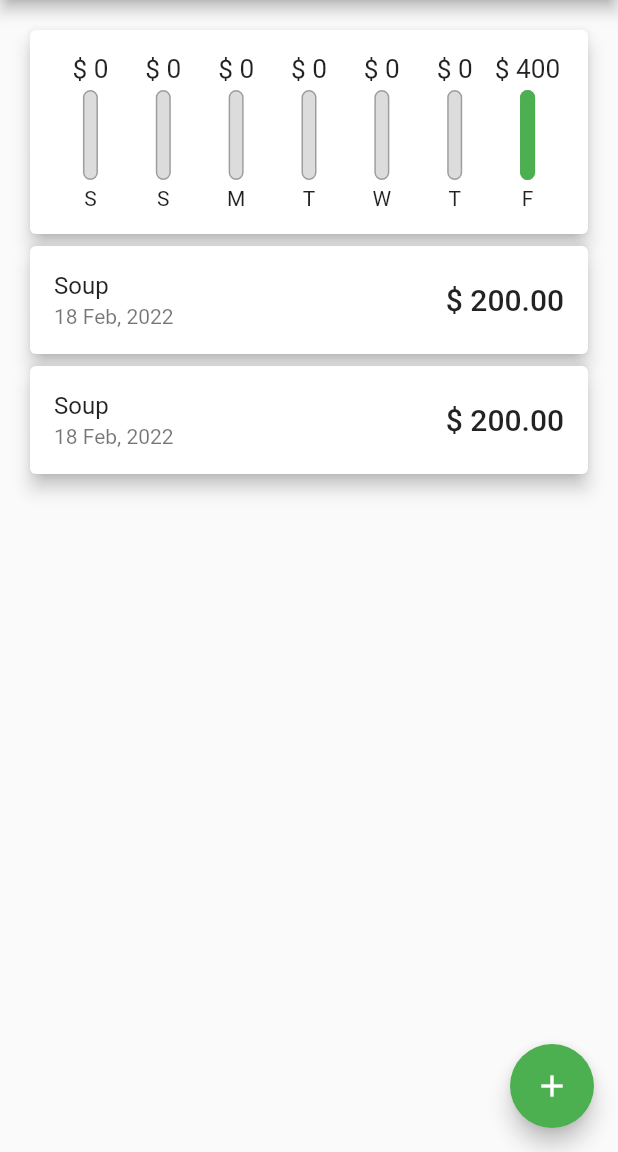
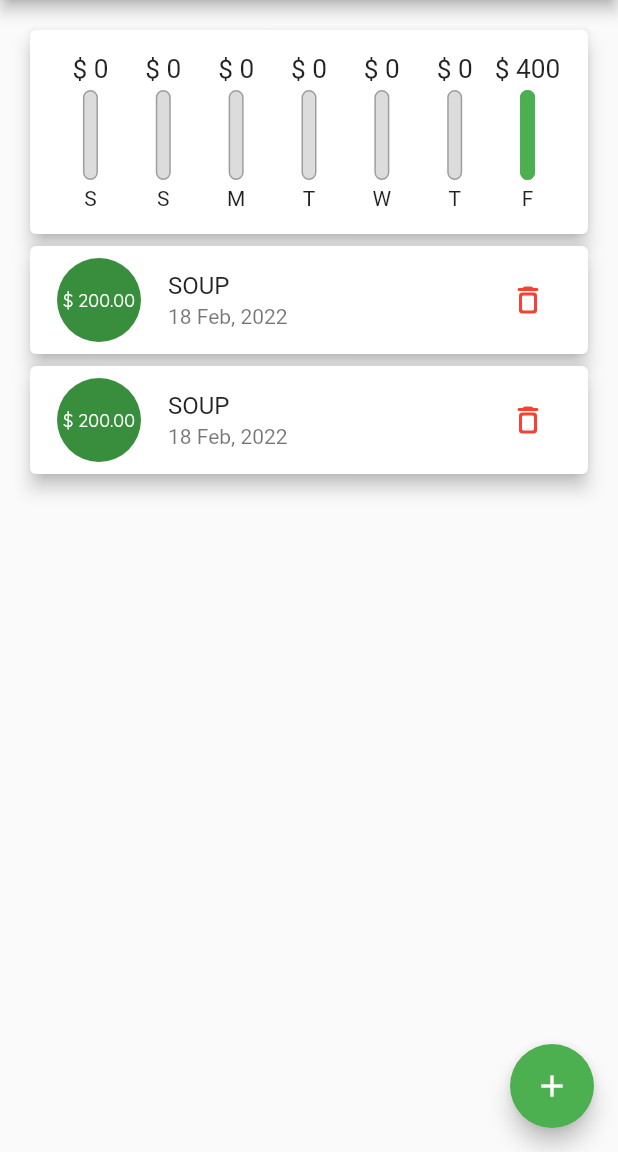
Before and after one commit to ranjeetrocky/fluttermax_expence_tracker, a Flutter app: the screen it shows after launch, on a phone screen of 412 x 824 dp, the part 84-1236 px from its top. Run offline on Flutter 3.47's test engine with Material 2 defaults, Android fonts, the phone set to English and light mode, and no system bars.

Commit message:
added Delete Functionality

```diff
--- a/lib/main.dart
+++ b/lib/main.dart
@@ -96,6 +96,12 @@ class _MyHomePageState extends State<MyHomePage> {
         });
   }
 
+  void _deleteTransaction(int index) {
+    setState(() {
+      _transactionList.removeAt(index);
+    });
+  }
+
   @override
   Widget build(BuildContext context) {
     return Scaffold(
@@ -135,7 +141,10 @@ class _MyHomePageState extends State<MyHomePage> {
             //   ),
             // ),'
             // UserTransactions()
-            TransactionList(_transactionList)
+            TransactionList(
+              _transactionList,
+              deleteTransactionFunction: _deleteTransaction,
+            )
           ],
         ),
       ), // This trailing comma makes auto-formatting nicer for build methods.
--- a/lib/widgets/transaction_list.dart
+++ b/lib/widgets/transaction_list.dart
@@ -4,7 +4,10 @@ import '../models/transaction.dart';
 
 class TransactionList extends StatelessWidget {
   final List<Transaction> _transactionList;
-  TransactionList(this._transactionList);
+  final Function deleteTransactionFunction;
+  const TransactionList(this._transactionList,
+      {Key? key, required this.deleteTransactionFunction})
+      : super(key: key);
   @override
   Widget build(BuildContext context) {
     return Container(
@@ -31,14 +34,28 @@ class TransactionList extends StatelessWidget {
                   child: Card(
                     elevation: 5,
                     child: ListTile(
-                      trailing: Text(
-                        '\$ ${_transactionList[index].amount?.toStringAsFixed(2)}',
-                        // '₹ ${_transactionList[index].amount?.toStringAsFixed(2)}',
-                        style: Theme.of(context).textTheme.headline6,
-                      ),
-                      title: Text(_transactionList[index].title as String),
+                      title: Text(_transactionList[index].title?.toUpperCase()
+                          as String),
                       subtitle: Text(DateFormat('dd MMM, yyyy')
                           .format(_transactionList[index].date as DateTime)),
+                      leading: CircleAvatar(
+                        radius: 30,
+                        child: Padding(
+                          padding: EdgeInsets.all(6),
+                          child: FittedBox(
+                            child: Text(
+                              '\$ ${_transactionList[index].amount?.toStringAsFixed(2)}',
+                              // '₹ ${_transactionList[index].amount?.toStringAsFixed(2)}',
+                              // style: Theme.of(context).textTheme.headline6,
+                            ),
+                          ),
+                        ),
+                      ),
+                      trailing: IconButton(
+                        onPressed: () => deleteTransactionFunction(index),
+                        icon: Icon(Icons.delete_outline_rounded),
+                        color: Colors.red,
+                      ),
                       // subtitle: Text(transaction.date.toString().split(" ")[0]),
                     ),
                   ),
```
